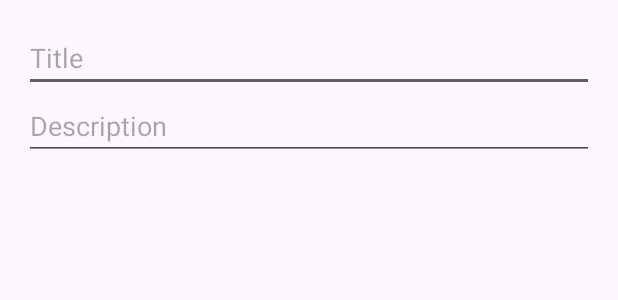
After one commit to caesariodito/fullstack-todo-app, an Android app: the layout dialog_create_todo.xml on its own in the app's theme, with its tools: preview values and no code run, on a phone screen of 412 x 824 dp. The commit adds this screen. Shown: the top 300 px of the screen. Run offline under Robolectric (Android 15) with nearby library versions, the phone set to English and light mode, and no system bars.

Commit message:
feat: add create todo function

```diff
--- /dev/null
+++ b/fe-todo/app/src/main/res/layout/dialog_create_todo.xml
@@ -0,0 +1,19 @@
+<?xml version="1.0" encoding="utf-8"?>
+<LinearLayout xmlns:android="http://schemas.android.com/apk/res/android"
+    android:layout_width="match_parent"
+    android:layout_height="wrap_content"
+    android:orientation="vertical"
+    android:padding="16dp">
+
+    <EditText
+        android:id="@+id/editTextTitle"
+        android:layout_width="match_parent"
+        android:layout_height="wrap_content"
+        android:hint="Title" />
+
+    <EditText
+        android:id="@+id/editTextDescription"
+        android:layout_width="match_parent"
+        android:layout_height="wrap_content"
+        android:hint="Description" />
+</LinearLayout>
```
Also changed, not shown: fe-todo/app/src/main/java/com/sesar/fe_todo/view/MainActivity.kt (+46 -4 lines), fe-todo/app/src/main/res/layout/activity_main.xml (+8 -2 lines), fe-todo/app/src/main/res/layout/dialog_confirm_delete.xml (added, +14 -0 lines).
